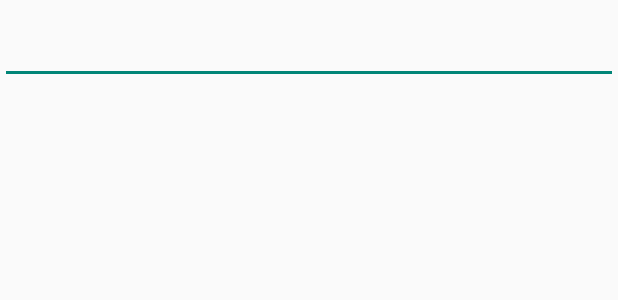
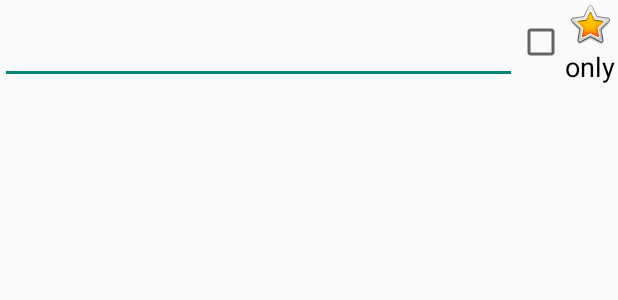
Before and after one commit to servy/dnd5spellbook, an Android app: the layout activity_spell_list.xml on its own in the app's theme, with its tools: preview values and no code run, on a phone screen of 412 x 824 dp. Shown: the top 300 px of the screen. Run offline under Robolectric (Android 15) with nearby library versions, the phone set to English and light mode, and no system bars.

Commit message:
"Favorite spells only" checkbox added

```diff
--- a/app/src/main/res/layout/activity_spell_list.xml
+++ b/app/src/main/res/layout/activity_spell_list.xml
@@ -2,9 +2,9 @@
     xmlns:tools="http://schemas.android.com/tools"
     android:layout_width="match_parent"
     android:layout_height="match_parent"
+    android:orientation="vertical"
     tools:context=".SpellListActivity"
-    tools:ignore="MergeRootFrame"
-    android:orientation="vertical">
+    tools:ignore="MergeRootFrame">
 
     <LinearLayout
         android:layout_width="fill_parent"
@@ -12,18 +12,26 @@
         android:orientation="horizontal">
 
         <EditText
+            android:id="@+id/filterText"
             android:layout_width="0dp"
             android:layout_height="fill_parent"
-            android:id="@+id/filterText"
             android:layout_weight="1"
-            android:inputType="text"
-            />
+            android:inputType="text" />
+
+        <CheckBox
+            android:id="@+id/favOnlyCheckBox"
+            android:layout_width="wrap_content"
+            android:layout_height="match_parent"
+            android:layout_marginRight="2dp"
+            android:drawableTop="@android:drawable/btn_star_big_on"
+            android:onClick="onFavOnlyClicked"
+            android:text="only"
+            android:textSize="18sp"/>
 
     </LinearLayout>
 
     <FrameLayout
         android:id="@+id/container"
         android:layout_width="fill_parent"
-        android:layout_height="fill_parent">
-    </FrameLayout>
+        android:layout_height="fill_parent"/>
 </LinearLayout>
```
Also changed, not shown: app/src/main/java/org/dnd5spellbook/SpellAdapter.java (+30 -4 lines), app/src/main/java/org/dnd5spellbook/SpellListActivity.java (+21 -4 lines).
